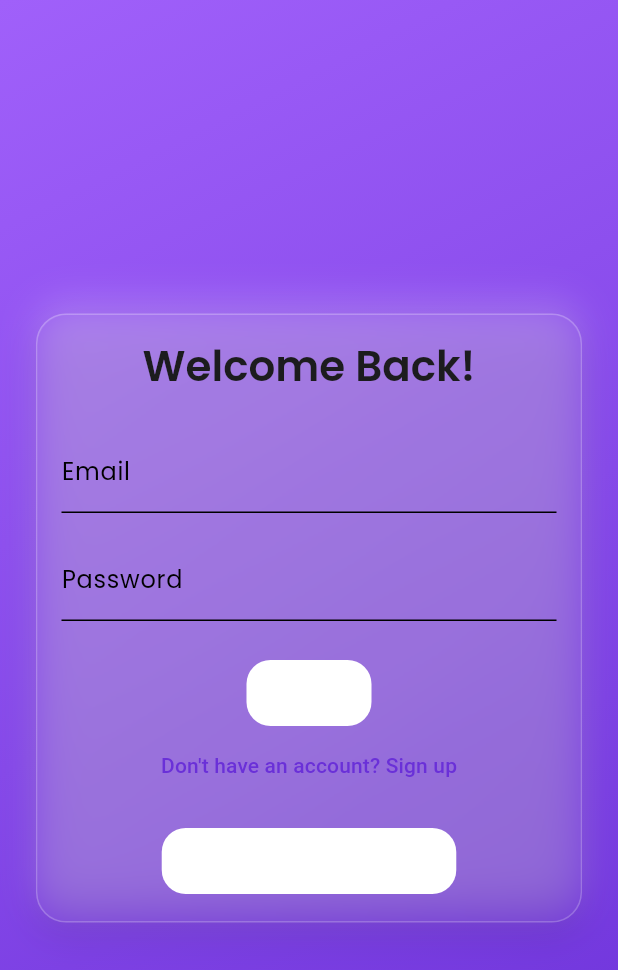
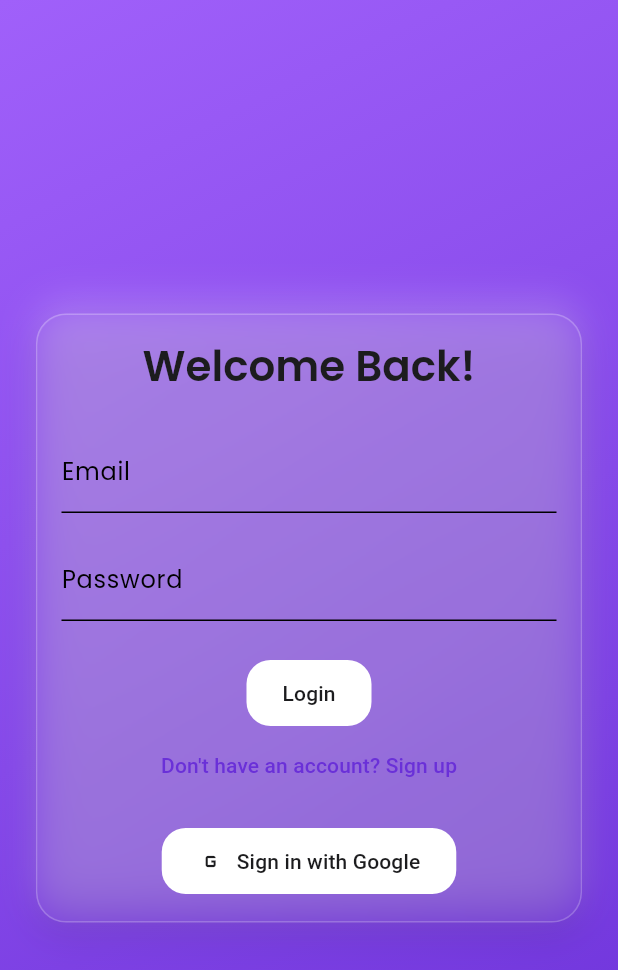
Before and after one commit to kimathikim/espenseT, a Flutter app: the screen it shows after launch, on a phone screen of 412 x 824 dp. Shown: the top 970 px of the screen. Run offline on Flutter 3.47's test engine with Material 3 defaults, Android fonts, the phone set to English and light mode, and no system bars; our stand-ins replace flutter_dotenv, google_fonts, google_sign_in, sign_in_with_apple, supabase_flutter; accounts and stored records are empty.

Commit message:
style: update button text color for better visibility

```diff
--- a/lib/src/shared/theme.dart
+++ b/lib/src/shared/theme.dart
@@ -244,7 +244,7 @@ class AppTheme {
       elevatedButtonTheme: ElevatedButtonThemeData(
         style: ElevatedButton.styleFrom(
           backgroundColor: Colors.transparent,
-          foregroundColor: AppColors.whiteText,
+          foregroundColor: AppColors.primaryText,
           elevation: 0,
           padding: const EdgeInsets.symmetric(horizontal: 24, vertical: 12),
           shape: RoundedRectangleBorder(
```
